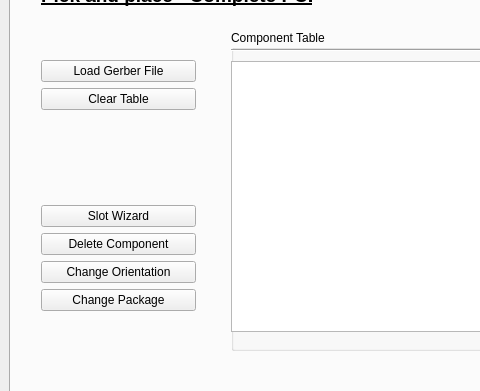
Above: pap_gui/ui/main_window.ui from JohanVer/PAP2015 before the change; both pictures show x 0 to 480 and y 84 to 475 of the 1478 by 750 pixel window. Below: the same form after it.
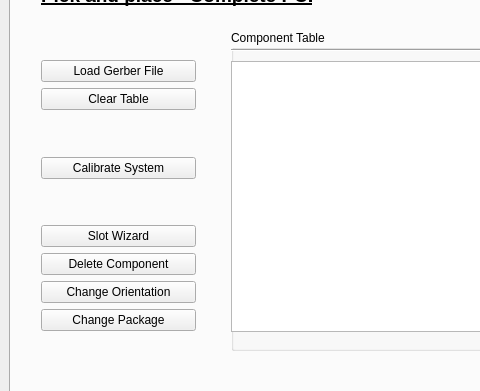
That is the form after the change. The open tabs and pages were chosen to show the change. Icons and pictures are not drawn. Custom widgets are drawn as their Qt base class.

Commit message: calibration user button

What changed in the file:
```diff
--- a/pap_gui/ui/main_window.ui
+++ b/pap_gui/ui/main_window.ui
@@ -684,7 +684,7 @@
           <x>30</x>
           <y>90</y>
           <width>155</width>
-          <height>251</height>
+          <height>271</height>
          </rect>
         </property>
         <layout class="QVBoxLayout" name="verticalLayout_23">
@@ -702,6 +702,26 @@
            </property>
           </widget>
          </item>
+         <item>
+          <spacer name="verticalSpacer_4">
+           <property name="orientation">
+            <enum>Qt::Vertical</enum>
+           </property>
+           <property name="sizeHint" stdset="0">
+            <size>
+             <width>20</width>
+             <height>40</height>
+            </size>
+           </property>
+          </spacer>
+         </item>
+         <item>
+          <widget class="QPushButton" name="calibrateSystemButton">
+           <property name="text">
+            <string>Calibrate System</string>
+           </property>
+          </widget>
+         </item>
          <item>
           <spacer name="verticalSpacer_6">
            <property name="orientation">
```
Left out of the diff: 18 changed lines with no effect on the pictures. The commit also changes 2 other files.
